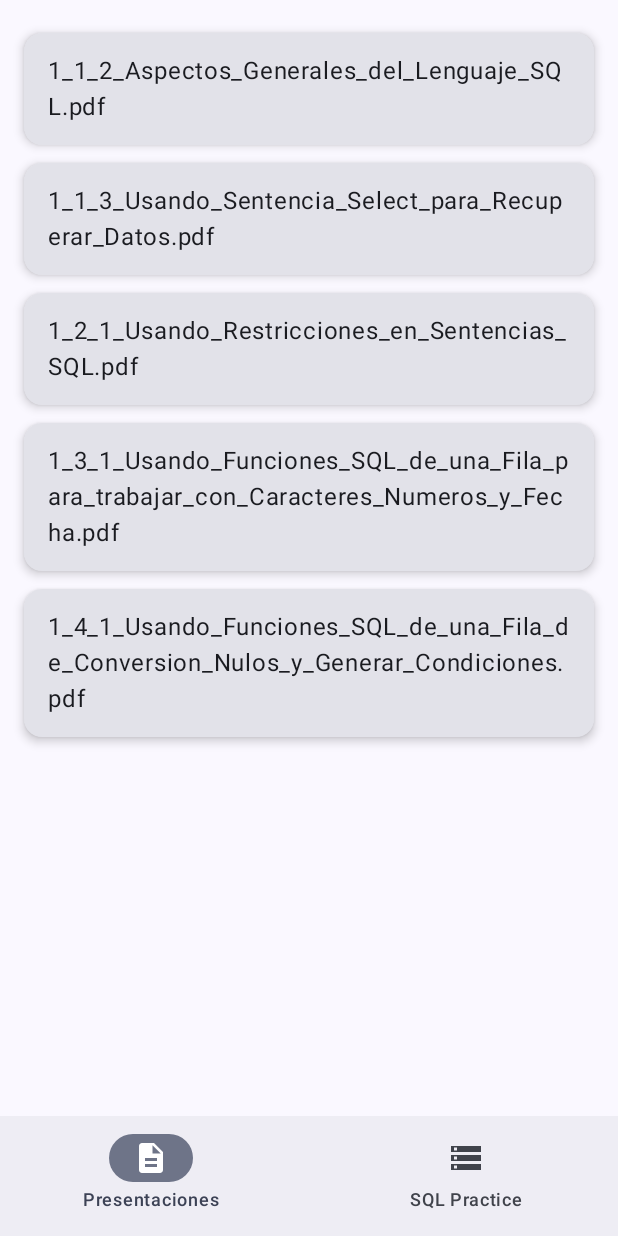
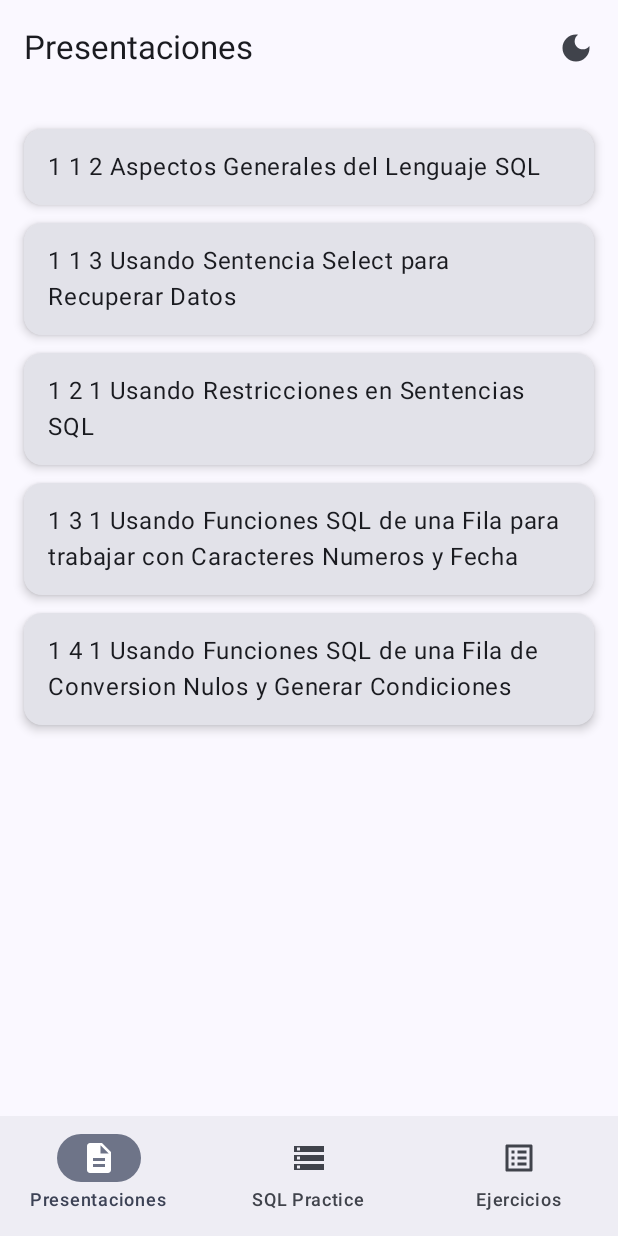
Before and after one commit to matias089/SQLPractice, an Android app built with Jetpack Compose: the screen it shows after launch (MainActivity), after a tap on "Ingresar", on a phone screen of 412 x 824 dp. Run offline under Robolectric (Android 15) with nearby library versions, the phone set to English and light mode, and no system bars.

Commit message:
add lista de ejercicios y visual claro/oscuro + header

```diff
--- a/app/src/main/java/com/example/sqlpractice/LoginScreen.kt
+++ b/app/src/main/java/com/example/sqlpractice/LoginScreen.kt
@@ -1,10 +1,12 @@
 package com.example.sqlpractice
 
+import androidx.compose.foundation.Image
 import androidx.compose.foundation.layout.*
 import androidx.compose.material3.*
 import androidx.compose.runtime.*
 import androidx.compose.ui.Alignment
 import androidx.compose.ui.Modifier
+import androidx.compose.ui.res.painterResource
 import androidx.compose.ui.text.input.PasswordVisualTransformation
 import androidx.compose.ui.unit.dp
 
@@ -20,6 +22,16 @@ fun LoginScreen(onLogin: () -> Unit) {
         contentAlignment = Alignment.Center
     ) {
         Column(horizontalAlignment = Alignment.CenterHorizontally) {
+
+            // 👇 Logo arriba
+            Image(
+                painter = painterResource(id = R.drawable.logo), // Asegúrate que tu logo esté en drawable/logo.png
+                contentDescription = "App Logo",
+                modifier = Modifier
+                    .size(120.dp)
+                    .padding(bottom = 24.dp)
+            )
+
             Text("Iniciar Sesión", style = MaterialTheme.typography.headlineSmall)
 
             Spacer(Modifier.height(16.dp))
--- a/app/src/main/java/com/example/sqlpractice/MainActivity.kt
+++ b/app/src/main/java/com/example/sqlpractice/MainActivity.kt
@@ -3,24 +3,32 @@ package com.example.sqlpractice
 import android.os.Bundle
 import androidx.activity.ComponentActivity
 import androidx.activity.compose.setContent
-import androidx.compose.foundation.layout.padding
+import androidx.compose.foundation.layout.*
 import androidx.compose.material3.*
 import androidx.compose.runtime.*
 import androidx.compose.ui.Modifier
 import androidx.compose.material.icons.Icons
 import androidx.compose.material.icons.filled.Description
 import androidx.compose.material.icons.filled.Storage
+import androidx.compose.material.icons.filled.ListAlt
+import androidx.compose.material.icons.filled.DarkMode
+import androidx.compose.material.icons.filled.LightMode
+import androidx.compose.ui.graphics.vector.ImageVector
 import com.example.sqlpractice.ui.theme.SQLPracticeTheme
 
 class MainActivity : ComponentActivity() {
     override fun onCreate(savedInstanceState: Bundle?) {
         super.onCreate(savedInstanceState)
         setContent {
-            SQLPracticeTheme {
-                var isLoggedIn by remember { mutableStateOf(false) }
+            var isDarkTheme by remember { mutableStateOf(false) }
+            var isLoggedIn by remember { mutableStateOf(false) }
 
+            SQLPracticeTheme(darkTheme = isDarkTheme) {
                 if (isLoggedIn) {
-                    MainScreen()
+                    MainScreen(
+                        isDarkTheme = isDarkTheme,
+                        onToggleTheme = { isDarkTheme = !isDarkTheme }
+                    )
                 } else {
                     LoginScreen(onLogin = { isLoggedIn = true })
                 }
@@ -29,16 +37,37 @@ class MainActivity : ComponentActivity() {
     }
 }
 
-sealed class Screen(val title: String, val icon: androidx.compose.ui.graphics.vector.ImageVector) {
+sealed class Screen(val title: String, val icon: ImageVector) {
     object PPT : Screen("Presentaciones", Icons.Filled.Description)
     object SQL : Screen("SQL Practice", Icons.Filled.Storage)
+    object EXERCISES : Screen("Ejercicios", Icons.Filled.ListAlt)
 }
 
+@OptIn(ExperimentalMaterial3Api::class)
 @Composable
-fun MainScreen() {
+fun MainScreen(
+    isDarkTheme: Boolean,
+    onToggleTheme: () -> Unit
+) {
     var currentScreen by remember { mutableStateOf<Screen>(Screen.PPT) }
 
     Scaffold(
+        topBar = {
+            TopAppBar(
+                title = { Text(currentScreen.title) },
+                actions = {
+                    IconButton(onClick = { onToggleTheme() }) {
+                        Icon(
+                            imageVector = if (isDarkTheme)
+                                Icons.Filled.LightMode
+                            else
+                                Icons.Filled.DarkMode,
+                            contentDescription = "Cambiar tema"
+                        )
+                    }
+                }
+            )
+        },
         bottomBar = {
             NavigationBar {
                 NavigationBarItem(
@@ -53,6 +82,12 @@ fun MainScreen() {
                     icon = { Icon(Screen.SQL.icon, contentDescription = null) },
                     label = { Text(Screen.SQL.title) }
                 )
+                NavigationBarItem(
+                    selected = currentScreen == Screen.EXERCISES,
+                    onClick = { currentScreen = Screen.EXERCISES },
+                    icon = { Icon(Screen.EXERCISES.icon, contentDescription = null) },
+                    label = { Text(Screen.EXERCISES.title) }
+                )
             }
         }
     ) { innerPadding ->
@@ -63,6 +98,23 @@ fun MainScreen() {
             is Screen.SQL -> SqlPracticeScreen(
                 modifier = Modifier.padding(innerPadding)
             )
+            is Screen.EXERCISES -> {
+                var selectedExercise by remember { mutableStateOf<SqlExercise?>(null) }
+
+                if (selectedExercise == null) {
+                    SqlExerciseListScreen(
+                        onExerciseSelected = { selectedExercise = it },
+                        modifier = Modifier.padding(innerPadding)
+                    )
+                } else {
+                    Column(modifier = Modifier.padding(innerPadding)) {
+                        Button(onClick = { selectedExercise = null }) {
+                            Text("Volver a la lista")
+                        }
+                        SqlExerciseScreen(exercise = selectedExercise!!)
+                    }
+                }
+            }
         }
     }
 }
--- a/app/src/main/java/com/example/sqlpractice/PptViewerScreen.kt
+++ b/app/src/main/java/com/example/sqlpractice/PptViewerScreen.kt
@@ -29,7 +29,12 @@ import androidx.compose.foundation.layout.padding
 import java.io.File
 import java.io.FileOutputStream
 
-
+fun formatPdfName(fileName: String): String {
+    return fileName
+        .removeSuffix(".pdf")
+        .replace("_", " ")
+        .trim()
+}
 
 @Composable
 fun PptViewerScreen(modifier: Modifier = Modifier) {
@@ -70,7 +75,7 @@ fun PdfListScreen(onPdfSelected: (String) -> Unit, modifier: Modifier = Modifier
                 elevation = CardDefaults.cardElevation(defaultElevation = 4.dp)
             ) {
                 Text(
-                    text = fileName,
+                    text = formatPdfName(fileName), //  aquí formateamos
                     modifier = Modifier.padding(16.dp),
                     style = MaterialTheme.typography.bodyLarge
                 )
```
Also changed, not shown: app/src/main/java/com/example/sqlpractice/SqlExerciseListScreen.kt (added, +38 -0 lines), app/src/main/java/com/example/sqlpractice/SqlExerciseScreen.kt (added, +121 -0 lines).
